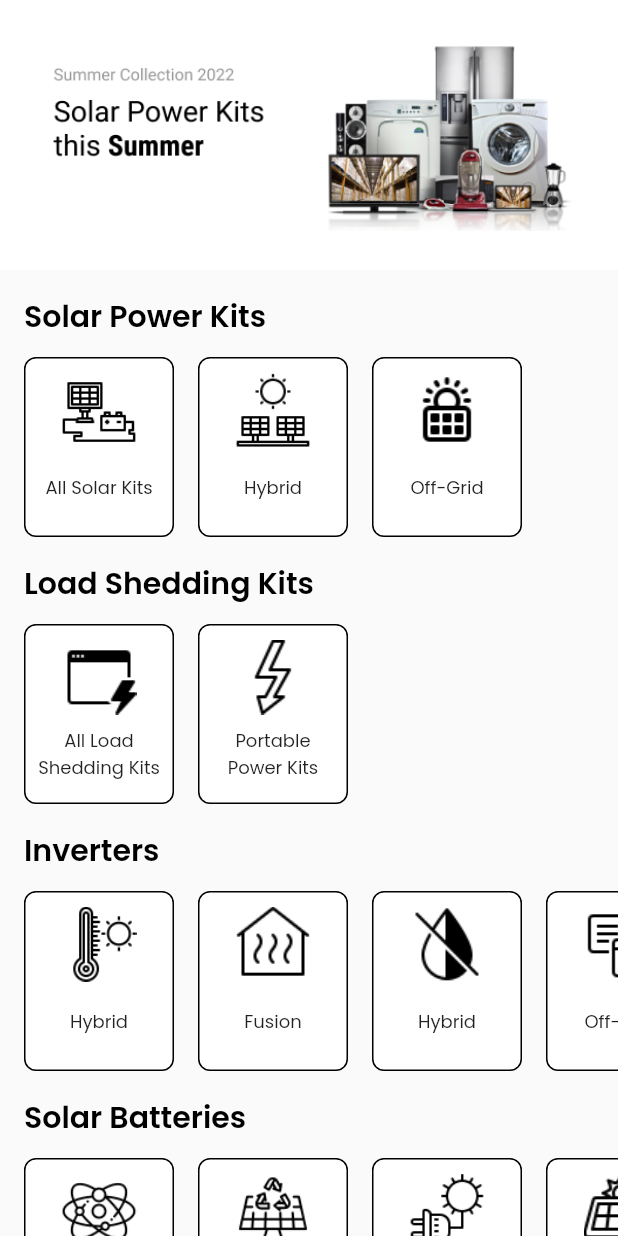
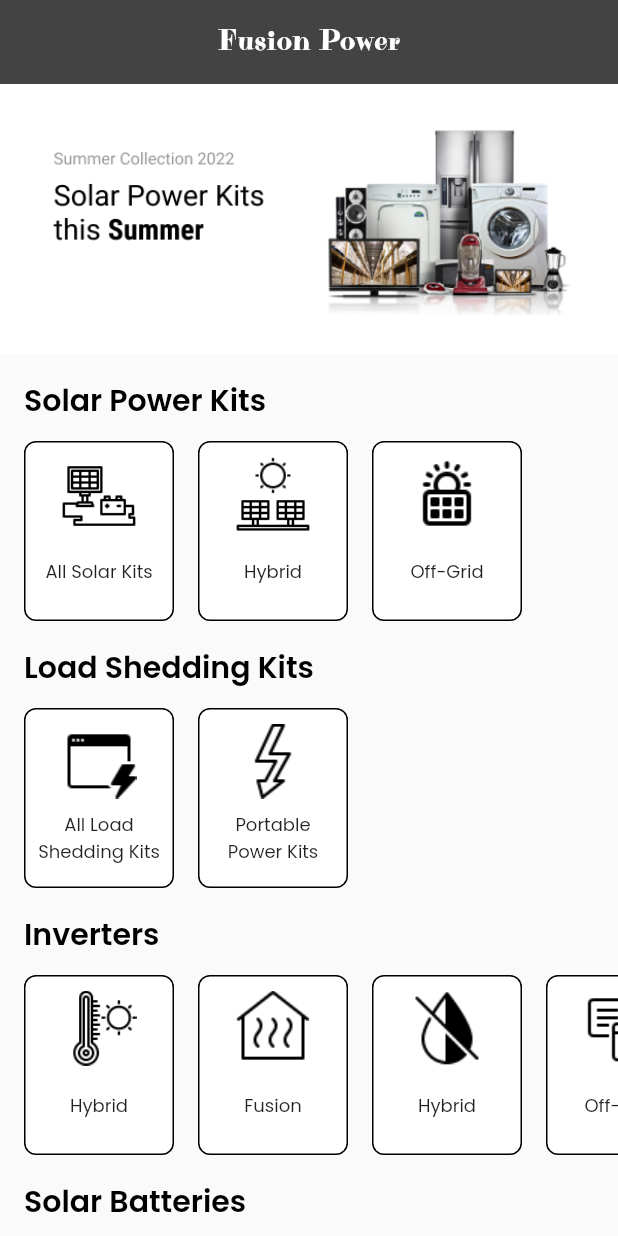
Before and after one commit to iahmadamin/fusionpower, a Flutter app: the HomePage screen opened directly, on a phone screen of 412 x 824 dp. Run offline on Flutter 3.47's test engine with Material 2 defaults, Android fonts, the phone set to English and light mode, and no system bars; drawn by our look-alikes of carousel_slider; our stand-ins replace flutter_svg, get, image_picker; project files that could hold a hidden picture were left out.

Commit message:
updated appbar home page

```diff
--- a/lib/view/pages/Home/home_page.dart
+++ b/lib/view/pages/Home/home_page.dart
@@ -139,6 +139,15 @@
 
     return Scaffold(
         //backgroundColor: backgroundColor,
+        appBar: AppBar(
+          backgroundColor: greyDark,
+          elevation: 0,
+          centerTitle: true,
+          title: Text(
+            "Fusion Power",
+            style: TextStyle(fontFamily: 'Purple Purse'),
+          ),
+        ),
         body: SafeArea(
           child: Column(
             children: [
```
Lines whose indentation alone changed are shown as unchanged.
